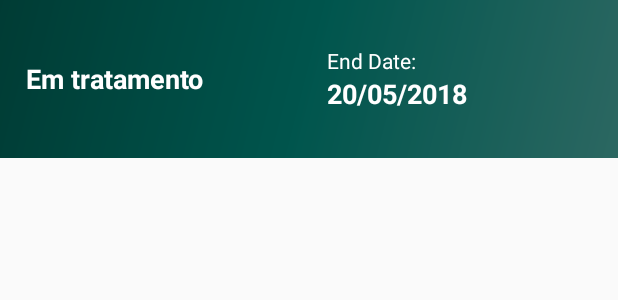
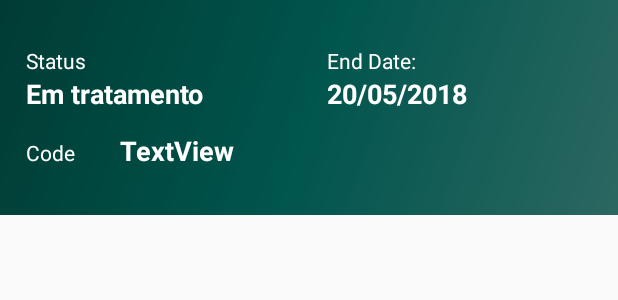
Before and after one commit to PieterAp/TeSP-PSI-PL2-07---App-Android, an Android app: the layout activity_reparacao_item.xml on its own in the app's theme, with its tools: preview values and no code run, on a phone screen of 412 x 824 dp. Shown: the top 300 px of the screen. Run offline under Robolectric (Android 15) with nearby library versions, the light colour scheme and no system bars; network calls fail.

Commit message:
Small fixes

```diff
--- a/FixByte/app/src/main/java/pt/ipleiria/estg/dei/amsi/fixbyte/adaptadores/ListaReparacaoAdaptador.java
+++ b/FixByte/app/src/main/java/pt/ipleiria/estg/dei/amsi/fixbyte/adaptadores/ListaReparacaoAdaptador.java
@@ -74,17 +74,20 @@ public class ListaReparacaoAdaptador extends BaseAdapter
     private class ViewHolderLista{
         private TextView textViewEstado;
         private TextView textViewDataFim;
+        private TextView textViewCode;
 
         public ViewHolderLista (View convertView)
         {
             textViewEstado = convertView.findViewById(R.id.textViewEstado);
             textViewDataFim = convertView.findViewById(R.id.textViewDataFim);
+            textViewCode = convertView.findViewById(R.id.textViewCode);
         }
 
         public void update (Reparacao reparacao)
         {
             textViewEstado.setText(reparacao.getReparacaoEstado());
             textViewDataFim.setText(reparacao.getReparacaoDataConcluido());
+            textViewCode.setText(Long.toString(reparacao.getReparacaoNumero()));
         }
     }
 }
--- a/FixByte/app/src/main/java/pt/ipleiria/estg/dei/amsi/fixbyte/modelo/FixByteSingleton.java
+++ b/FixByte/app/src/main/java/pt/ipleiria/estg/dei/amsi/fixbyte/modelo/FixByteSingleton.java
@@ -945,14 +945,8 @@ public class FixByteSingleton implements FixByteListener, LoginListener, Registe
 
     public void getAllReparacoesAPI (final Context context, boolean isConnected, String accesstoken){
         if (!isConnected){
-            reparacoes = bdhelper.getAllReparacoesBD();
-            if (!reparacoes.isEmpty()){
-                if(fixByteListener != null)
-                {
-                    fixByteListener.onRefreshListaReparacoes(reparacoes);
-                }
-            }
-        }else{
+            Toast.makeText(context, "You must be connected to the internet", Toast.LENGTH_SHORT).show();
+        }else {
             String APIgetReparacoes = mUrlAPIReparacoes;
             APIgetReparacoes += accesstoken;
             JsonArrayRequest req = new JsonArrayRequest(Request.Method.GET, APIgetReparacoes, null, new Response.Listener<JSONArray>() {
--- a/FixByte/app/src/main/res/layout/activity_reparacao_item.xml
+++ b/FixByte/app/src/main/res/layout/activity_reparacao_item.xml
@@ -47,15 +47,30 @@ android:orientation="vertical">
                 android:orientation="horizontal"
                 android:weightSum="2">
 
-                <TextView
-                    android:id="@+id/textViewEstado"
+                <LinearLayout
                     android:layout_width="wrap_content"
                     android:layout_height="wrap_content"
                     android:layout_weight="1"
-                    android:text="Em tratamento"
-                    android:textColor="@android:color/white"
-                    android:textSize="18sp"
-                    android:textStyle="bold" />
+                    android:orientation="vertical">
+
+                    <TextView
+                        android:id="@+id/textViewStatusLabel"
+                        android:layout_width="match_parent"
+                        android:layout_height="wrap_content"
+                        android:layout_weight="1"
+                        android:text="Status"
+                        android:textColor="@android:color/white" />
+
+                    <TextView
+                        android:id="@+id/textViewEstado"
+                        android:layout_width="match_parent"
+                        android:layout_height="wrap_content"
+                        android:layout_weight="1"
+                        android:text="Em tratamento"
+                        android:textColor="@android:color/white"
+                        android:textSize="18sp"
+                        android:textStyle="bold" />
+                </LinearLayout>
 
                 <LinearLayout
                     android:layout_width="wrap_content"
@@ -64,7 +79,7 @@ android:orientation="vertical">
                     android:orientation="vertical">
 
                     <TextView
-                        android:id="@+id/textView5"
+                        android:id="@+id/textViewDateLabel"
                         android:layout_width="match_parent"
                         android:layout_height="wrap_content"
                         android:layout_weight="1"
@@ -73,15 +88,43 @@ android:orientation="vertical">
 
                     <TextView
                         android:id="@+id/textViewDataFim"
-                        android:layout_width="wrap_content"
+                        android:layout_width="match_parent"
                         android:layout_height="wrap_content"
                         android:layout_weight="1"
                         android:text="20/05/2018"
-                        android:textAlignment="textEnd"
+                        android:textAlignment="textStart"
                         android:textColor="@android:color/white"
                         android:textSize="18sp"
                         android:textStyle="bold" />
                 </LinearLayout>
+
+            </LinearLayout>
+
+            <LinearLayout
+                android:layout_width="match_parent"
+                android:layout_height="wrap_content"
+                android:layout_marginTop="20px"
+                android:layout_weight="1"
+                android:orientation="horizontal"
+                android:weightSum="6">
+
+                <TextView
+                    android:id="@+id/textView6"
+                    android:layout_width="0dp"
+                    android:layout_height="wrap_content"
+                    android:layout_weight="1"
+                    android:text="Code"
+                    android:textColor="@android:color/white" />
+
+                <TextView
+                    android:id="@+id/textViewCode"
+                    android:layout_width="0dp"
+                    android:layout_height="wrap_content"
+                    android:layout_weight="5"
+                    android:text="TextView"
+                    android:textColor="@android:color/white"
+                    android:textSize="18sp"
+                    android:textStyle="bold" />
 
             </LinearLayout>
 
```
